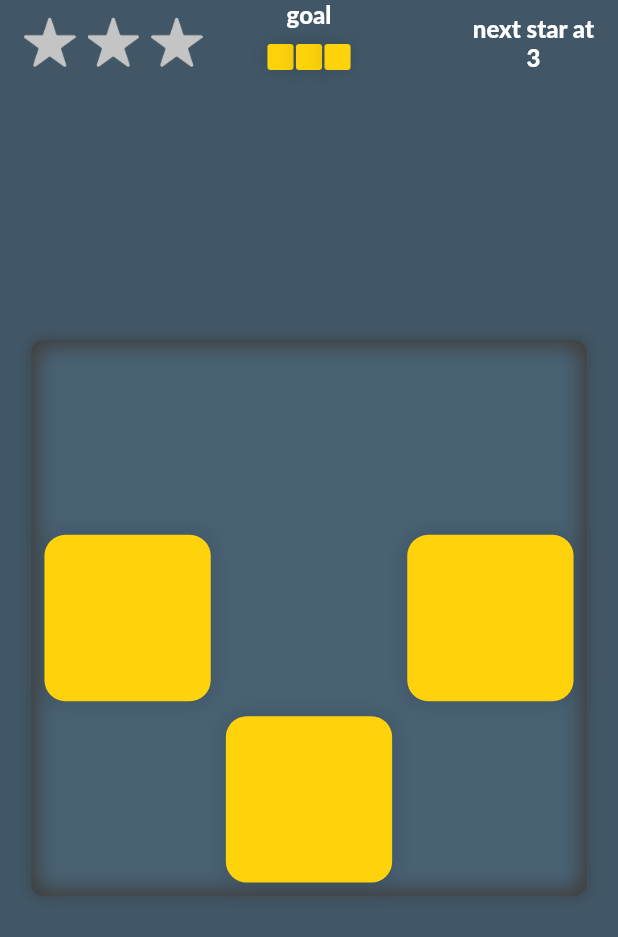
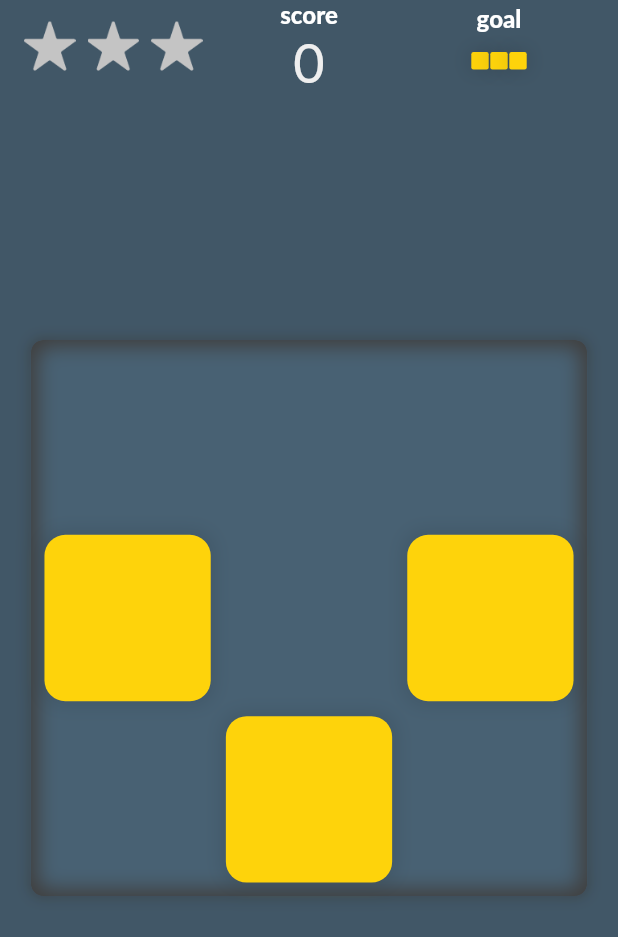
Before and after one commit to AlabasterAxe/color_game, a Flutter app: the GameView screen opened directly with sample values from the repository, on a phone screen of 412 x 824 dp. Shown: the top 937 px of the screen. Run offline on Flutter 3.47's test engine with Material 2 defaults, Android fonts, the phone set to English and light mode, and no system bars; our stand-ins replace audioplayers, firebase_analytics, firebase_core, google_mobile_ads, package_info, settings_ui and 2 more; accounts and stored records are empty; Roboto replaces fonts that are missing (Lato).

Commit message:
improve the goal widget

```diff
--- a/lib/game/hud.dart
+++ b/lib/game/hud.dart
@@ -94,17 +94,33 @@ class Hud extends StatelessWidget {
         }
       }
 
-      double xDimension = maxX! - minX!;
-      double yDimension = maxY! - minY!;
-      goalBoardWidget = GameBoardWidget(
-          ColorGameConfig("goal",
-              goalString: "shouldn't be seen",
-              predefinedGrid: goalBoard!,
-              gridSize: Size(
-                  max(yDimension, xDimension), max(yDimension, xDimension)),
-              completionEvaluator: (_) => false,
-              starEvaluator: PointStarEvaluator(threeStar: 0)),
-          onGameEvent: (_) {});
+      double xDimension = (maxX! - minX!) + 1;
+      double yDimension = (maxY! - minY!) + 1;
+      rightSideWidget = Expanded(
+          child: Column(mainAxisSize: MainAxisSize.min, children: [
+        Text(
+          "goal",
+          style: TextStyle(
+              fontSize: 16, color: Colors.white, fontWeight: FontWeight.w800),
+        ),
+        Flexible(
+          child: Center(
+            child: FractionallySizedBox(
+                widthFactor: .3,
+                child: AspectRatio(
+                    aspectRatio: 1,
+                    child: GameBoardWidget(
+                        ColorGameConfig("goal",
+                            goalString: "shouldn't be seen",
+                            predefinedGrid: goalBoard!,
+                            gridSize: Size(max(yDimension, xDimension),
+                                max(yDimension, xDimension)),
+                            completionEvaluator: (_) => false,
+                            starEvaluator: PointStarEvaluator(threeStar: 0)),
+                        onGameEvent: (_) {}))),
+          ),
+        )
+      ]));
     }
     return Column(
       mainAxisAlignment: MainAxisAlignment.start,
@@ -120,27 +136,7 @@ class Hud extends StatelessWidget {
                     numberOfStars: numberOfStars,
                     starWidth: screenSize.width / 12,
                   )),
-                  goalBoardWidget != null
-                      ? Expanded(
-                          child:
-                              Column(mainAxisSize: MainAxisSize.min, children: [
-                          Text(
-                            "goal",
-                            style: TextStyle(
-                                fontSize: 16,
-                                color: Colors.white,
-                                fontWeight: FontWeight.w800),
-                          ),
-                          Flexible(
-                            child: Center(
-                              child: FractionallySizedBox(
-                                  widthFactor: .3,
-                                  child: AspectRatio(
-                                      aspectRatio: 1, child: goalBoardWidget)),
-                            ),
-                          )
-                        ]))
-                      : Expanded(child: AnimatedScore(score: score)),
+                  Expanded(child: AnimatedScore(score: score)),
                   Expanded(
                       child: Row(
                           mainAxisAlignment: MainAxisAlignment.end,
```
